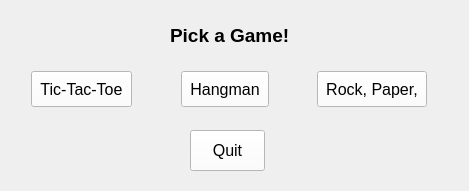
The window that GamesApp/GamePicker.ui (NoahMcKearney/Software-Team-Project) describes before a commit, drawn with Qt 5.
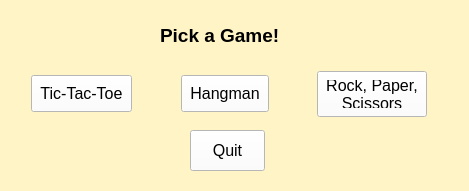
The same window after the commit.

Commit message: changed color to games

The edit to the form file:
```diff
--- a/GamesApp/GamePicker.ui
+++ b/GamesApp/GamePicker.ui
@@ -14,7 +14,7 @@
    <string>GamePicker</string>
   </property>
   <property name="styleSheet">
-   <string notr="true"/>
+   <string notr="true">background-color: rgb(255, 244, 197);</string>
   </property>
   <widget class="QLabel" name="emailLabel">
    <property name="geometry">
@@ -57,9 +57,9 @@
   <widget class="QLabel" name="label">
    <property name="geometry">
     <rect>
-     <x>170</x>
+     <x>160</x>
      <y>20</y>
-     <width>131</width>
+     <width>161</width>
      <height>31</height>
     </rect>
    </property>
@@ -80,7 +80,7 @@
      <x>20</x>
      <y>60</y>
      <width>418</width>
-     <height>58</height>
+     <height>68</height>
     </rect>
    </property>
    <layout class="QHBoxLayout" name="horizontalLayout">
```
The commit also changes 7 other files.
